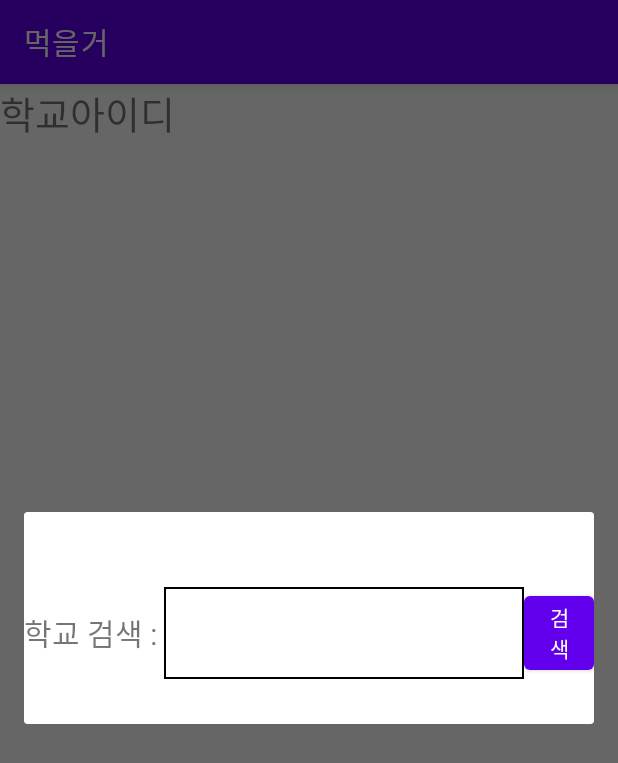
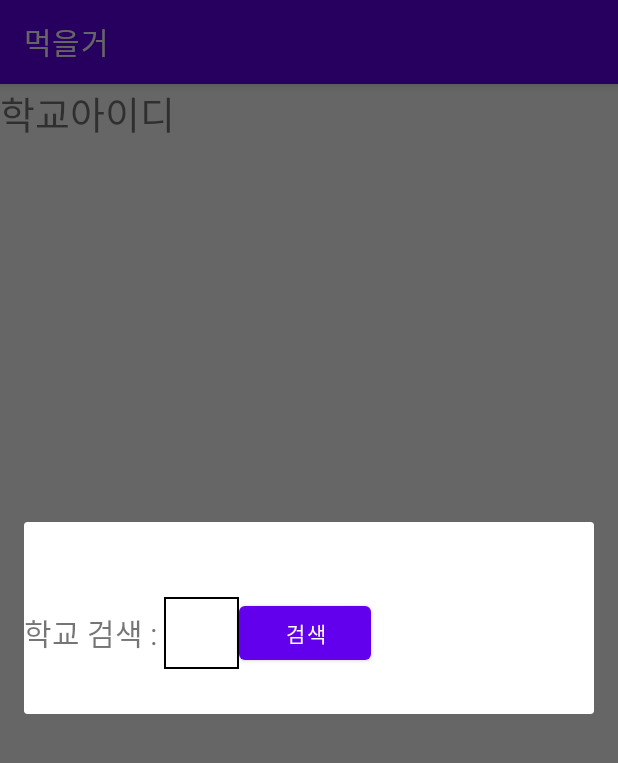
Before and after one commit to subin3124/hungry_school_public, an Android app: the Setting screen opened directly, with no data from a screen before it, after a tap on an icon or button, on a phone screen of 412 x 824 dp. Shown: the top 763 px of the screen. Run offline under Robolectric (Android 15) with nearby library versions, the phone set to English and light mode, and no system bars.

Commit message:
학교목록 리스트뷰 구현

```diff
--- a/app/src/main/java/com/subin/testapplication/SchoolListAdapter.java
+++ b/app/src/main/java/com/subin/testapplication/SchoolListAdapter.java
@@ -8,13 +8,14 @@ import android.widget.BaseAdapter;
 import android.widget.TextView;
 
 import java.util.ArrayList;
+import java.util.List;
 
 public class SchoolListAdapter extends BaseAdapter {
     Context context;
     LayoutInflater inflater;
-    ArrayList<SchoolInfo> schoolInfo;
+    List<SchoolInfo> schoolInfo;
 
-    public SchoolListAdapter(Context context, ArrayList<SchoolInfo> schoolInfo) {
+    public SchoolListAdapter(Context context, List<SchoolInfo> schoolInfo) {
         this.context = context;
         this.schoolInfo = schoolInfo;
         inflater = LayoutInflater.from(context);
--- a/app/src/main/res/layout/activity_main.xml
+++ b/app/src/main/res/layout/activity_main.xml
@@ -32,5 +32,10 @@
            android:text="오늘의 급식은?"
            android:id="@+id/clickBtn1"/>
    </LinearLayout>
+    <Button
+        android:layout_width="wrap_content"
+        android:layout_height="wrap_content"
+        android:text="설정"
+        android:id="@+id/configBtn"/>
 
 </LinearLayout>
--- a/app/src/main/res/layout/find_school_dialog_layout.xml
+++ b/app/src/main/res/layout/find_school_dialog_layout.xml
@@ -15,19 +15,20 @@
             android:textSize="20sp"
             android:text="학교 검색 : "/>
         <EditText
-            android:layout_width="240dp"
+            android:layout_width="50dp"
             android:layout_height="match_parent"
             android:id="@+id/inputSchoolName"
             android:background="@drawable/inputbox_background"/>
         <Button
-            android:layout_width="match_parent"
+            android:layout_width="wrap_content"
             android:layout_height="match_parent"
             android:text="검색"
             android:id="@+id/btnSearchSchool"/>
     </LinearLayout>
+
     <ListView
         android:id="@+id/findSchoolDialogListView"
-        android:layout_marginTop="30dp"
         android:layout_width="match_parent"
-        android:layout_height="match_parent"/>
+        android:layout_height="match_parent"
+        android:layout_marginTop="30dp" />
 </LinearLayout>
```
Also changed, not shown: app/src/main/java/com/subin/testapplication/MainActivity.java (+9 -0 lines), app/src/main/java/com/subin/testapplication/Setting.java (+36 -4 lines).
